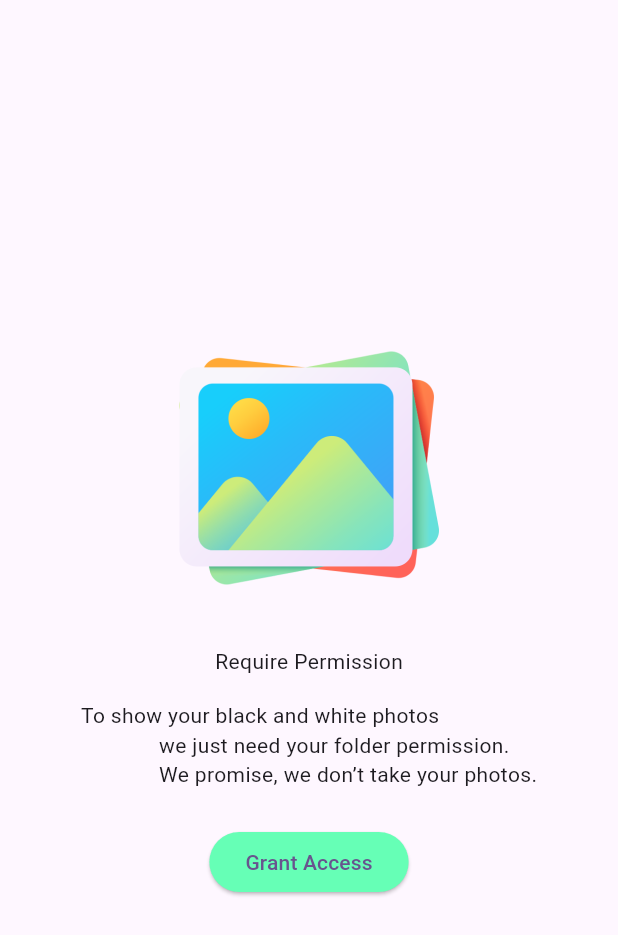
After one commit to Mamun361054/trp_one, a Flutter app: the PermissionPage screen opened directly, on a phone screen of 412 x 824 dp. The commit adds this screen. Shown: the top 935 px of the screen. Run offline on Flutter 3.47's test engine with Material 3 defaults, Android fonts, the phone set to English and light mode, and no system bars; our stand-ins replace equatable, flutter_bloc.

Commit message:
Permission layout design

```diff
--- a/lib/main.dart
+++ b/lib/main.dart
@@ -1,5 +1,5 @@
 import 'package:flutter/material.dart';
-import 'package:trp_one/pages/splash/splash_page.dart';
+import 'package:trp_one/pages/splash/view/splash_page.dart';
 
 void main() {
   runApp(const MyApp());
--- /dev/null
+++ b/lib/pages/permission/view/permission_page.dart
@@ -0,0 +1,43 @@
+import 'package:flutter/material.dart';
+
+class PermissionPage extends StatelessWidget {
+  const PermissionPage({super.key});
+
+  @override
+  Widget build(BuildContext context) {
+    return Scaffold(
+      body: Center(
+        child: Column(
+          mainAxisAlignment: MainAxisAlignment.center,
+          crossAxisAlignment: CrossAxisAlignment.center,
+          children: [
+            Image.asset(
+              "assets/images/splash.png",
+              scale: 3,
+            ),
+            const SizedBox(
+              height: 32.0,
+            ),
+            const Text('Require Permission'),
+            const SizedBox(
+              height: 16.0,
+            ),
+            const Text('''To show your black and white photos
+              we just need your folder permission.
+              We promise, we don’t take your photos.'''),
+            const SizedBox(
+              height: 24.0,
+            ),
+            ElevatedButton(
+              onPressed: () {},
+              style: ElevatedButton.styleFrom(
+                  backgroundColor: const Color(0xff66FFB6),
+                  shape: const StadiumBorder()),
+              child: const Text('Grant Access'),
+            )
+          ],
+        ),
+      ),
+    );
+  }
+}
--- a/lib/pages/splash/splash_page.dart
+++ b/lib/pages/splash/view/splash_page.dart
@@ -1,6 +1,6 @@
 import 'package:flutter/material.dart';
 import 'package:flutter_bloc/flutter_bloc.dart';
-import 'bloc/splash_bloc.dart';
+import '../bloc/splash_bloc.dart';
 
 class SplashScreen extends StatefulWidget {
   const SplashScreen({super.key});
```
